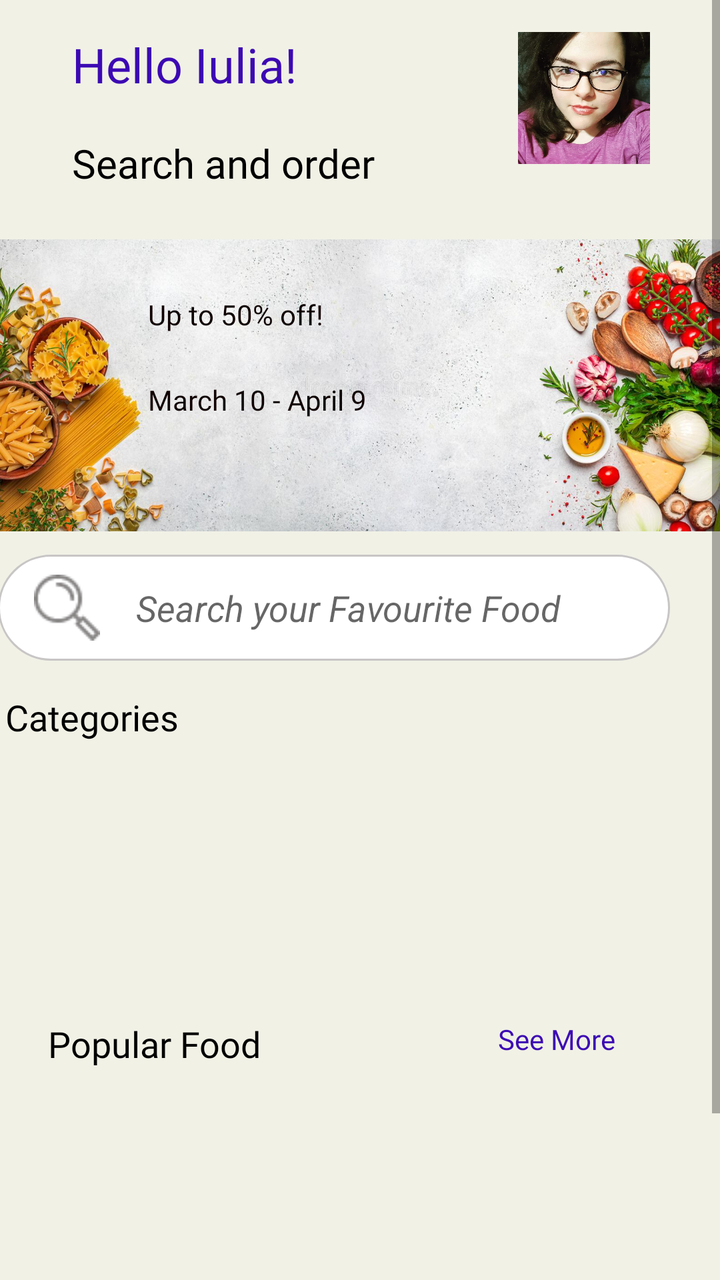
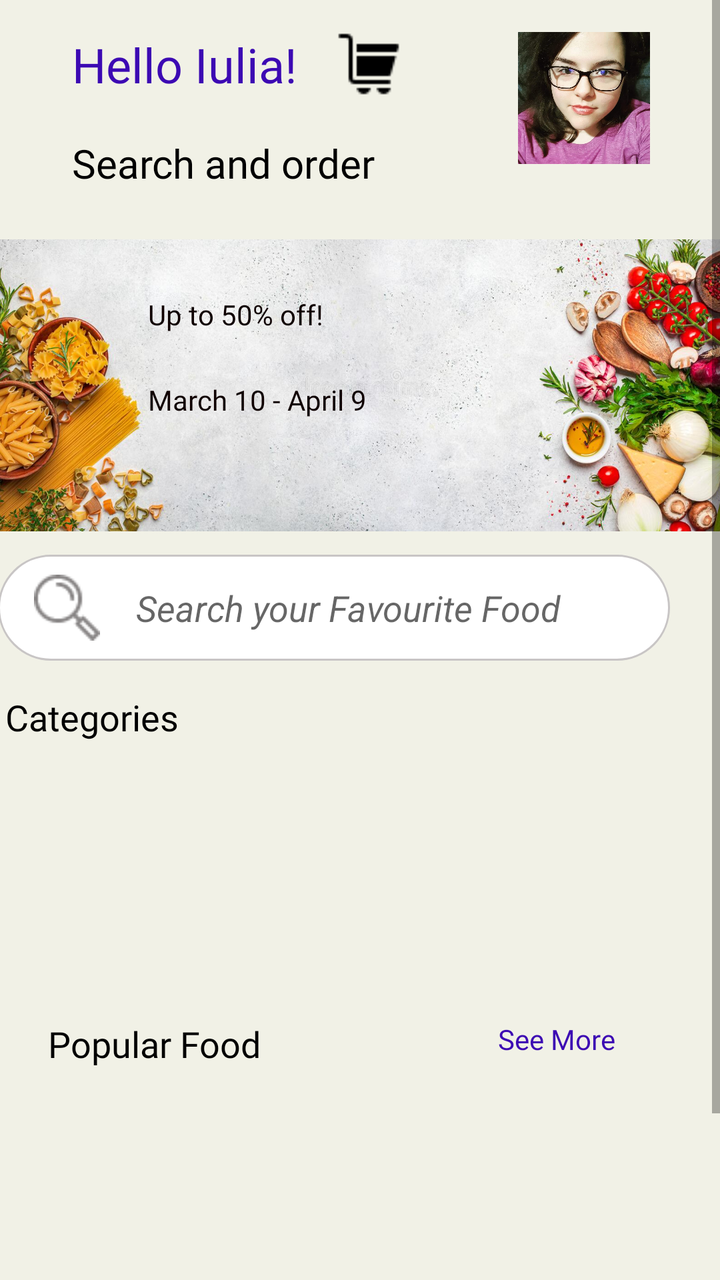

Two renders of the same Android screen: before a commit and after it. Below are the layout's source before the change and the commit's diff.
<!-- AndroidManifest.xml: application theme Theme.PROIECT -->
<!-- res/layout/activity_main.xml -->
<?xml version="1.0" encoding="utf-8"?>
<androidx.constraintlayout.widget.ConstraintLayout xmlns:android="http://schemas.android.com/apk/res/android"
    xmlns:app="http://schemas.android.com/apk/res-auto"
    xmlns:tools="http://schemas.android.com/tools"
    android:layout_width="match_parent"
    android:layout_height="match_parent"
    android:background="#EFE9E9"
    tools:context=".Activity.MainActivity">

    <ScrollView
        android:id="@+id/scrollView2"
        android:layout_width="match_parent"
        android:layout_height="match_parent"
        android:background="#F1F1E6"
        android:contentDescription="A scrollable view with text content"
        app:layout_constraintBottom_toBottomOf="parent"
        app:layout_constraintStart_toStartOf="parent"
        app:layout_constraintTop_toTopOf="parent">

        <LinearLayout
            android:layout_width="match_parent"
            android:layout_height="wrap_content"
            android:orientation="vertical">

            <androidx.constraintlayout.widget.ConstraintLayout
                android:id="@+id/constraintLayout"
                android:layout_width="match_parent"
                android:layout_height="104dp"
                android:background="#F1F1E6">

                <ImageView
                    android:id="@+id/imageView2"
                    android:layout_width="104dp"
                    android:layout_height="66dp"
                    android:layout_marginEnd="16dp"
                    app:layout_constraintBottom_toBottomOf="@+id/textView2"
                    app:layout_constraintEnd_toEndOf="parent"
                    app:layout_constraintTop_toTopOf="@+id/textView"
                    app:layout_constraintVertical_bias="0.0"
                    app:srcCompat="@drawable/profile_pic" />

                <TextView
                    android:id="@+id/textView2"
                    android:layout_width="wrap_content"
                    android:layout_height="wrap_content"
                    android:layout_marginTop="68dp"
                    android:fontFamily="@font/bevan"
                    android:text="Search and order"
                    android:textColor="@color/black"
                    android:textSize="20sp"
                    app:layout_constraintStart_toStartOf="@+id/textView"
                    app:layout_constraintTop_toTopOf="parent" />

                <TextView
                    android:id="@+id/textView"
                    android:layout_width="wrap_content"
                    android:layout_height="wrap_content"
                    android:layout_marginStart="36dp"
                    android:layout_marginTop="16dp"
                    android:fontFamily="@font/bevan"
                    android:text="Hello Iulia!"
                    android:textColor="#3C09B3"

                    android:textSize="24sp"
                    app:layout_constraintStart_toStartOf="parent"
                    app:layout_constraintTop_toTopOf="parent" />

            </androidx.constraintlayout.widget.ConstraintLayout>

            <androidx.constraintlayout.widget.ConstraintLayout
                android:layout_width="match_parent"
                android:layout_height="632dp">

                <TextView
                    android:id="@+id/moreProducts"
                    android:layout_width="75dp"
                    android:layout_height="24dp"
                    android:layout_marginEnd="36dp"
                    android:fontFamily="@font/bevan"
                    android:text="See More"
                    android:textColor="#3C09B3"
                    app:layout_constraintBottom_toBottomOf="@+id/textView8"
                    app:layout_constraintEnd_toEndOf="parent"
                    app:layout_constraintTop_toTopOf="@+id/textView8"
                    app:layout_constraintVertical_bias="1.0" />

                <ImageView
                    android:id="@+id/imageView5"
                    android:layout_width="366dp"
                    android:layout_height="146dp"
                    android:layout_marginStart="16dp"
                    android:layout_marginEnd="16dp"
                    android:scaleType="fitXY"
                    app:layout_constraintBottom_toBottomOf="parent"
                    app:layout_constraintEnd_toEndOf="parent"
                    app:layout_constraintHorizontal_bias="0.461"
                    app:layout_constraintStart_toStartOf="parent"
                    app:layout_constraintTop_toTopOf="parent"
                    app:layout_constraintVertical_bias="0.032"
                    app:srcCompat="@drawable/food_banner2" />

                <TextView
                    android:id="@+id/textView3"
                    android:layout_width="118dp"
                    android:layout_height="37dp"
                    android:layout_marginTop="28dp"
                    android:layout_marginEnd="168dp"
                    android:fontFamily="@font/bevan"
                    android:text="Up to 50% off!"
                    android:textColor="#100202"
                    android:textSize="14sp"
                    app:layout_constraintEnd_toEndOf="parent"
                    app:layout_constraintTop_toTopOf="@+id/imageView5" />

                <TextView
                    android:id="@+id/textView4"
                    android:layout_width="182dp"
                    android:layout_height="28dp"
                    android:fontFamily="@font/bevan"
                    android:text="March 10 - April 9"
                    android:textColor="#100202"
                    android:textSize="14sp"
                    app:layout_constraintBottom_toBottomOf="@+id/imageView5"
                    app:layout_constraintStart_toStartOf="@+id/textView3"
                    app:layout_constraintTop_toBottomOf="@+id/textView3"
                    app:layout_constraintVertical_bias="0.105" />

                <EditText
                    android:id="@+id/editTextTextPersonName"
                    android:layout_width="336dp"
                    android:layout_height="53dp"
                    android:background="@drawable/search_background_edit"
                    android:drawableStart="@drawable/search"
                    android:drawablePadding="18sp"
                    android:ems="10"
                    android:hint="Search your Favourite Food"
                    android:inputType="textPersonName"
                    android:paddingStart="18dp"
                    android:textStyle="italic"
                    app:layout_constraintBottom_toBottomOf="parent"
                    app:layout_constraintEnd_toEndOf="parent"
                    app:layout_constraintHorizontal_bias="0.0"
                    app:layout_constraintStart_toStartOf="@+id/imageView5"
                    app:layout_constraintTop_toBottomOf="@+id/imageView5"
                    app:layout_constraintVertical_bias="0.028" />

                <TextView
                    android:id="@+id/textView5"
                    android:layout_width="wrap_content"
                    android:layout_height="wrap_content"
                    android:layout_marginStart="4dp"
                    android:layout_marginTop="16dp"
                    android:fontFamily="@font/bevan"
                    android:text="Categories"
                    android:textColor="@color/black"
                    android:textSize="18sp"
                    app:layout_constraintStart_toStartOf="@+id/editTextTextPersonName"
                    app:layout_constraintTop_toBottomOf="@+id/editTextTextPersonName" />

                <androidx.recyclerview.widget.RecyclerView
                    android:id="@+id/view1"
                    android:layout_width="362dp"
                    android:layout_height="103dp"
                    android:layout_marginStart="12dp"
                    android:layout_marginTop="20dp"
                    app:layout_constraintStart_toStartOf="parent"
                    app:layout_constraintTop_toBottomOf="@+id/textView5" />

                <TextView
                    android:id="@+id/textView8"
                    android:layout_width="wrap_content"
                    android:layout_height="wrap_content"
                    android:layout_marginStart="12dp"
                    android:layout_marginTop="16dp"
                    android:fontFamily="@font/bevan"
                    android:text="Popular Food"
                    android:textColor="@color/black"
                    android:textSize="18sp"
                    app:layout_constraintStart_toStartOf="@+id/view1"
                    app:layout_constraintTop_toBottomOf="@+id/view1"
                    tools:layout_marginTop="10sp" />

                <androidx.recyclerview.widget.RecyclerView
                    android:id="@+id/view2"
                    android:layout_width="382dp"
                    android:layout_height="169dp"
                    android:layout_marginStart="4dp"
                    android:layout_marginTop="8dp"
                    app:layout_constraintStart_toStartOf="parent"
                    app:layout_constraintTop_toBottomOf="@+id/textView8" />

            </androidx.constraintlayout.widget.ConstraintLayout>

        </LinearLayout>
    </ScrollView>

</androidx.constraintlayout.widget.ConstraintLayout>
<!-- resources referenced by this layout -->
<resources>
  <color name="black">#FF000000</color>
  <!-- drawable food_banner2: jpg bitmap (drawable, 177802 bytes) -->
  <!-- drawable profile_pic: jpg bitmap (drawable, 109783 bytes) -->
  <!-- drawable search: png bitmap (drawable, 899 bytes) -->
  <!-- drawable search_background_edit (drawable) -->
  <?xml version="1.0" encoding="utf-8"?>
  <selector xmlns:android="http://schemas.android.com/apk/res/android">
  
      <item>
          <shape android:shape="rectangle">
              <solid android:color="#ffffff"/>
              <corners android:radius="50dp"/>
              <stroke android:color="#c8c5c5" android:width="1dp"/>
          </shape>
      </item>
  
  
  </selector>
  <style name="Theme.PROIECT" parent="Theme.MaterialComponents.DayNight.NoActionBar">
          
          <item name="colorPrimary">@color/purple_500</item>
          <item name="colorPrimaryVariant">#ffffff    </item>
          <item name="colorOnPrimary">@color/white</item>
          
          <item name="colorSecondary">@color/teal_200</item>
          <item name="colorSecondaryVariant">@color/teal_700</item>
          <item name="colorOnSecondary">@color/black</item>
          
          <item name="android:statusBarColor">?attr/colorPrimaryVariant</item>
          
      </style>
  <color name="purple_500">#FF6200EE</color>
  <color name="white">#FFFFFFFF</color>
  <color name="teal_200">#FF03DAC5</color>
  <color name="teal_700">#FF018786</color>
</resources>

<!-- the commit's change to res/layout/activity_main.xml (unified diff, before → after) -->
@@ -27,6 +27,18 @@
                 android:layout_width="match_parent"
                 android:layout_height="104dp"
                 android:background="#F1F1E6">
+
+                <ImageView
+                    android:id="@+id/cartButton"
+                    android:layout_width="wrap_content"
+                    android:layout_height="wrap_content"
+                    app:layout_constraintBottom_toBottomOf="parent"
+                    app:layout_constraintEnd_toEndOf="@+id/imageView2"
+                    app:layout_constraintHorizontal_bias="0.539"
+                    app:layout_constraintStart_toStartOf="parent"
+                    app:layout_constraintTop_toTopOf="parent"
+                    app:layout_constraintVertical_bias="0.222"
+                    app:srcCompat="@drawable/cart" />
 
                 <ImageView
                     android:id="@+id/imageView2"
<!-- resource entries referenced after the edit -->
@@ -1,6 +1,7 @@
 <!-- resources referenced by this layout -->
 <resources>
   <color name="black">#FF000000</color>
+  <!-- drawable cart: png bitmap (drawable, 285 bytes) -->
   <!-- drawable food_banner2: jpg bitmap (drawable, 177802 bytes) -->
   <!-- drawable profile_pic: jpg bitmap (drawable, 109783 bytes) -->
   <!-- drawable search: png bitmap (drawable, 899 bytes) -->
